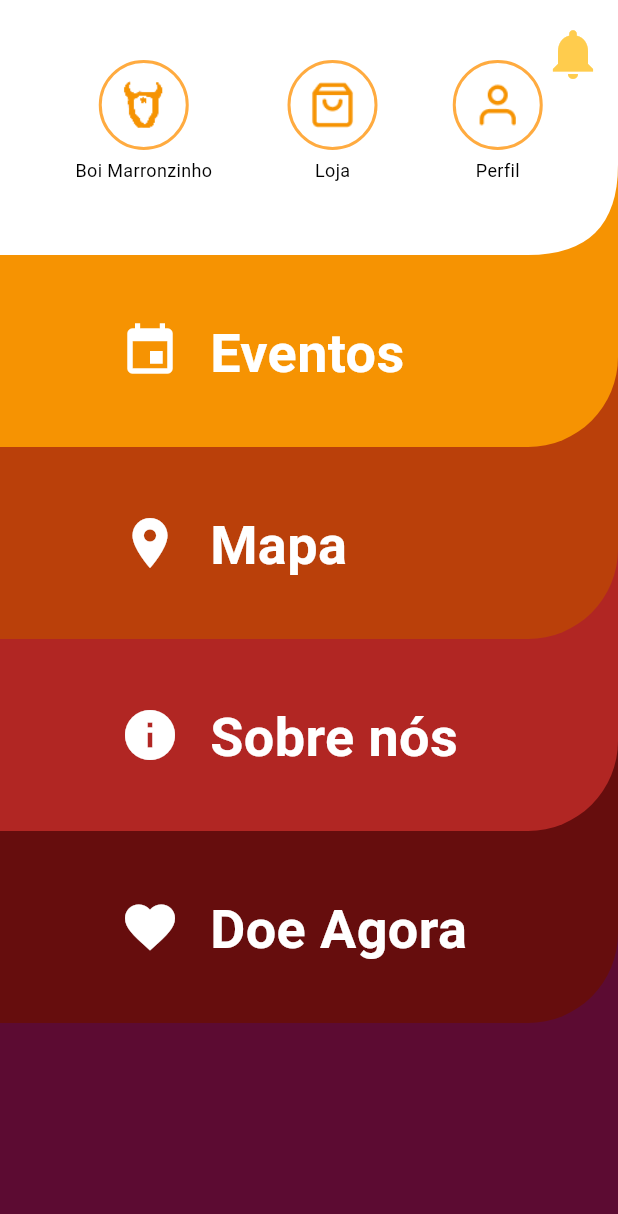
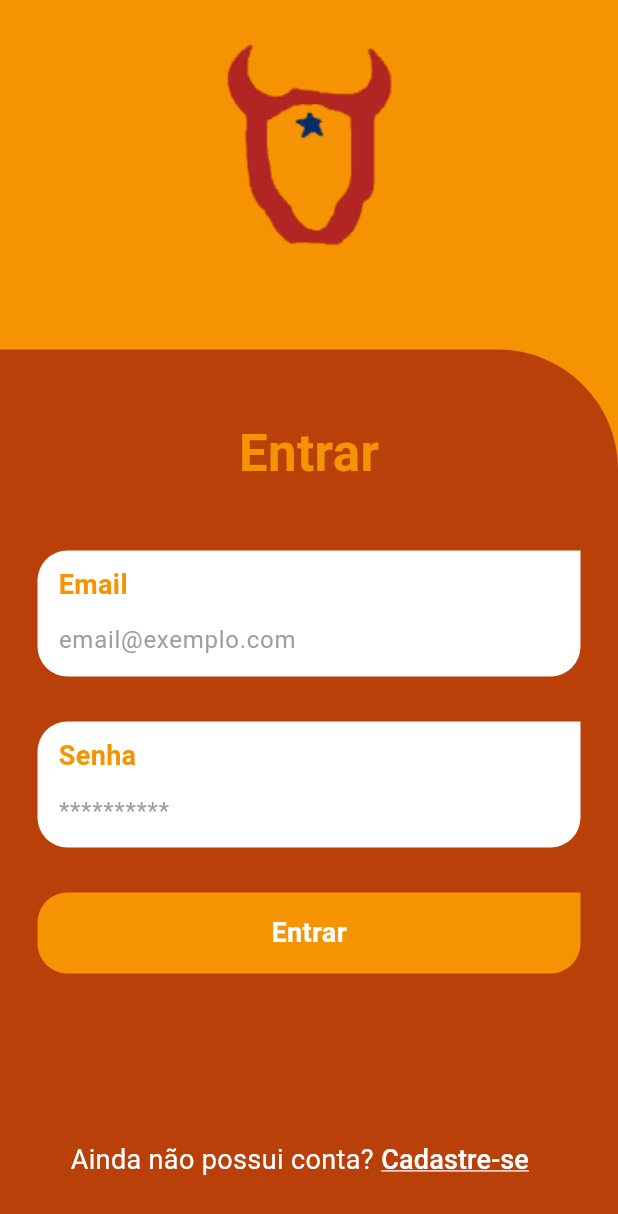
Before and after one commit to LABES-UFPA/boi-marronzinho, a Flutter app: the screen it shows after launch, on a phone screen of 412 x 824 dp. Shown: the top 1214 px of the screen. Run offline on Flutter 3.47's test engine with Material 3 defaults, Android fonts, the phone set to English and light mode, and no system bars; our stand-ins replace dio, flutter_native_splash, flutter_screenutil, get, get_storage, logger.

Commit message:
feat: Add tela de login

```diff
--- /dev/null
+++ b/lib/app/modules/login/login_binding.dart
@@ -0,0 +1,11 @@
+import 'package:boi_marronzinho/app/modules/login/login_controller.dart';
+import 'package:get/get.dart';
+
+class LoginBinding extends Bindings {
+  @override
+  void dependencies() {
+    Get.lazyPut<LoginController>(
+      () => LoginController(),
+    );
+  }
+}
--- /dev/null
+++ b/lib/app/modules/login/login_controller.dart
@@ -0,0 +1,9 @@
+import 'package:boi_marronzinho/app/data/controllers/base_controller.dart';
+
+class LoginController extends BaseController{
+  @override
+  void onInit() {
+    // TODO: implement onInit
+    super.onInit();
+  }
+}
--- /dev/null
+++ b/lib/app/modules/login/login_module.dart
@@ -0,0 +1,13 @@
+import 'package:boi_marronzinho/app/modules/login/login_binding.dart';
+import 'package:boi_marronzinho/app/modules/login/login_view.dart';
+import 'package:get/get.dart';
+
+abstract class LoginModule {
+  static const path = '/login';
+
+  static GetPage page = GetPage(
+    name: path,
+    page: () => LoginView(),
+    binding: LoginBinding(),
+  );
+}
--- /dev/null
+++ b/lib/app/modules/login/login_view.dart
@@ -0,0 +1,156 @@
+import 'package:boi_marronzinho/app/modules/doacoes/doacoes_controller.dart';
+import 'package:flutter/material.dart';
+import 'package:get/get.dart';
+
+class LoginView extends GetView<DoacoesController> {
+  LoginView({Key? key}) : super(key: key);
+
+  @override
+  Widget build(BuildContext context) {
+    return SafeArea(
+      child: Scaffold(
+        resizeToAvoidBottomInset: true,
+        backgroundColor: Color(0xFFF69302),
+        body: SingleChildScrollView(
+          reverse: true,
+          child: Column(
+            children: [
+              Container(
+                child: Image.asset(
+                  "assets/images/logo/ImgBoi.png",
+                  width: 200.0,
+                  height: 275.0,
+                ),
+              ),
+              Container(
+                decoration: BoxDecoration(
+                  color: Color(0xFFBA400A),
+                  borderRadius: BorderRadius.only(
+                    topRight: Radius.circular(80),
+                  ),
+                ),
+                height: 591,
+                child: Padding(
+                  padding: const EdgeInsets.all(25.0),
+                  child: Column(
+                    children: [
+                      Padding(
+                        padding: const EdgeInsets.symmetric(vertical: 20),
+                        child: const Text(
+                          'Entrar',
+                          style: TextStyle(
+                            fontSize: 34,
+                            fontWeight: FontWeight.bold,
+                            color: Color(0xFFF69302),
+                          ),
+                        ),
+                      ),
+                      SizedBox(height: 20),
+                      InputBox('Email', 'email@exemplo.com', false),
+                      SizedBox(height: 30),
+                      InputBox('Senha', '**********', true),
+                      SizedBox(
+                        height: 30,
+                      ),
+                      ButtonBox('Entrar'),
+                      Padding(
+                        padding: const EdgeInsets.only(
+                            top: 100, left: 22, right: 22),
+                        child: Row(
+                          children: [
+                            Text(
+                              'Ainda não possui conta?',
+                              style:
+                                  TextStyle(color: Colors.white, fontSize: 18),
+                            ),
+                            TextButton(
+                              onPressed: () {
+                                print('cadastre-se');
+                              },
+                              style: TextButton.styleFrom(
+                                  padding: EdgeInsets.symmetric(horizontal: 5)),
+                              child: Text(
+                                'Cadastre-se',
+                                style: TextStyle(
+                                    color: Colors.white,
+                                    decoration: TextDecoration.underline,
+                                    decorationColor: Colors.white,
+                                    fontSize: 18),
+                              ),
+                            ),
+                          ],
+                        ),
+                      )
+                    ],
+                  ),
+                ),
+              ),
+            ],
+          ),
+        ),
+      ),
+    );
+  }
+
+  Widget ButtonBox(String text) {
+    return Container(
+      width: double.infinity,
+      padding: EdgeInsets.symmetric(vertical: 14),
+      decoration: BoxDecoration(
+        color: Color(0xFFF69302),
+        borderRadius: BorderRadius.only(
+          bottomLeft: Radius.circular(20),
+          bottomRight: Radius.circular(20),
+          topLeft: Radius.circular(20),
+        ),
+      ),
+      child: Center(
+        child: Text(
+          text,
+          style: TextStyle(
+            fontSize: 18,
+            fontWeight: FontWeight.bold, // Deixar o texto em negrito
+            color: Colors.white, // Cor do texto (preto)
+          ),
+        ),
+      ),
+    );
+  }
+
+  Widget InputBox(String text, String hintText, bool isPassword) {
+    return Container(
+      width: double.infinity,
+      padding: EdgeInsets.only(top: 10, left: 14, right: 14),
+      decoration: const BoxDecoration(
+        color: Colors.white,
+        borderRadius: BorderRadius.only(
+          bottomLeft: Radius.circular(20),
+          bottomRight: Radius.circular(20),
+          topLeft: Radius.circular(20),
+        ),
+      ),
+      child: Center(
+        child: Column(
+          crossAxisAlignment: CrossAxisAlignment.start,
+          children: [
+            Text(
+              text,
+              style: TextStyle(
+                fontSize: 18,
+                fontWeight: FontWeight.bold, // Deixar o texto em negrito
+                color: Color(0xFFF69302), // Cor do texto (preto)
+              ),
+            ),
+            TextFormField(
+              obscureText: isPassword,
+              decoration: InputDecoration(
+                  hintText: hintText,
+                  hintStyle: TextStyle(color: Colors.grey),
+                  border: InputBorder.none),
+            ),
+          ],
+        ),
+      ),
+    );
+  }
+}
--- a/lib/app/routes/app_routes.dart
+++ b/lib/app/routes/app_routes.dart
@@ -2,6 +2,7 @@
 import 'package:boi_marronzinho/app/modules/doacoes/doacoes_module.dart';
 import 'package:boi_marronzinho/app/modules/home_page/home_page_module.dart';
 import 'package:boi_marronzinho/app/modules/initial/flow_initial/flow_initial_module.dart';
+import 'package:boi_marronzinho/app/modules/login/login_module.dart';
 import 'package:boi_marronzinho/app/modules/sobre_nos/sobrenos_module.dart';
 
 class AppPages {
@@ -12,5 +13,6 @@ class AppPages {
     HomeModule.page,
     DoacoesModule.page,
     SobreNosModule.page,
+    LoginModule.page
   ];
 }
--- a/lib/main.dart
+++ b/lib/main.dart
@@ -2,6 +2,7 @@ import 'package:boi_marronzinho/app/data/providers/bm_api_client/bm_api_client.p
 import 'package:boi_marronzinho/app/data/util/helpers/index.dart';
 import 'package:boi_marronzinho/app/main_getx_app.dart';
 import 'package:boi_marronzinho/app/modules/home_page/home_page_module.dart';
+import 'package:boi_marronzinho/app/modules/login/login_module.dart';
 import 'package:flutter/material.dart';
 import 'package:flutter/services.dart';
 import 'package:flutter_native_splash/flutter_native_splash.dart';
@@ -30,7 +31,7 @@ void main() async {
 }
 
 String getInitPage() {
-  return  HomeModule.path;
+  return LoginModule.path;
 }
 
 Future<void> initProviders() async {
--- a/pubspec.yaml
+++ b/pubspec.yaml
@@ -31,6 +31,7 @@ flutter:
   uses-material-design: true
   assets:
     - assets/images/logo/logo_boi_marronzinho.png
+    - assets/images/logo/ImgBoi.png
     - assets/images/icons/ImgBoi.png
     - assets/images/icons/user.png
     - assets/images/icons/shopping-bag.png
```
Also changed, not shown: assets/images/logo/ImgBoi.png (added).
